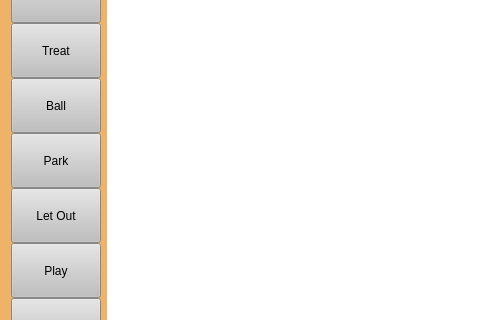
Qt form QtDogs/mainwindow.ui (gurpartb/cs-3505-educational-app) before a commit; both pictures show x 0 to 480 and y 216 to 536 of the 900 by 870 pixel window.
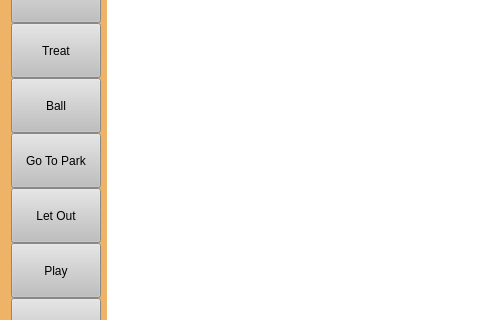
The same form after that commit.

Commit message: Had to commit to make a pull

Diff of the .ui file:
```diff
--- a/QtDogs/mainwindow.ui
+++ b/QtDogs/mainwindow.ui
@@ -378,7 +378,7 @@
             <string notr="true">background-color: #bfbfbf;</string>
            </property>
            <property name="text">
-            <string>Park</string>
+            <string>Go To Park</string>
            </property>
           </widget>
          </item>
```
